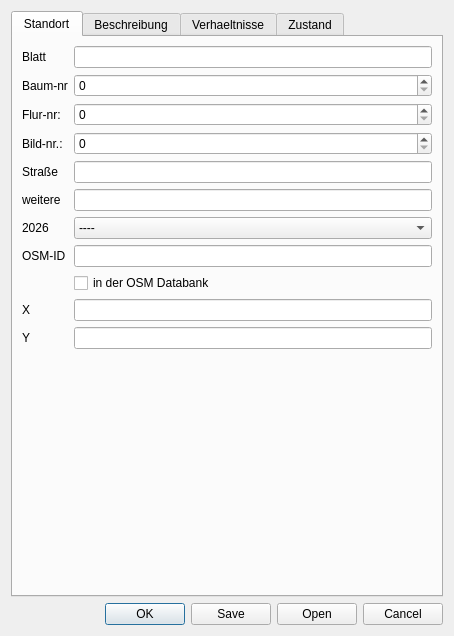
Old version of the form UI/treedialog.ui in the repository hubertqtraf/QtOSMTraffic.
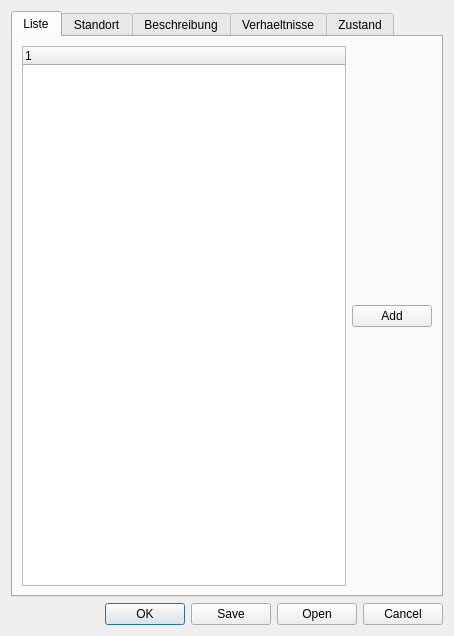
New version of the form.

Commit message: add tree tab to the dialog

What changed in the file:
```diff
--- a/UI/treedialog.ui
+++ b/UI/treedialog.ui
@@ -29,6 +29,29 @@
      <property name="currentIndex">
       <number>0</number>
      </property>
+     <widget class="QWidget" name="tab_3">
+      <attribute name="title">
+       <string>Liste</string>
+      </attribute>
+      <layout class="QGridLayout" name="gridLayout_6">
+       <item row="1" column="0">
+        <widget class="QTreeWidget" name="treeWidget">
+         <column>
+          <property name="text">
+           <string notr="true">1</string>
+          </property>
+         </column>
+        </widget>
+       </item>
+       <item row="1" column="1">
+        <widget class="QPushButton" name="pushButton">
+         <property name="text">
+          <string>Add</string>
+         </property>
+        </widget>
+       </item>
+      </layout>
+     </widget>
      <widget class="QWidget" name="pos">
       <attribute name="title">
        <string>Standort</string>
```
The commit also changes 2 other files.
